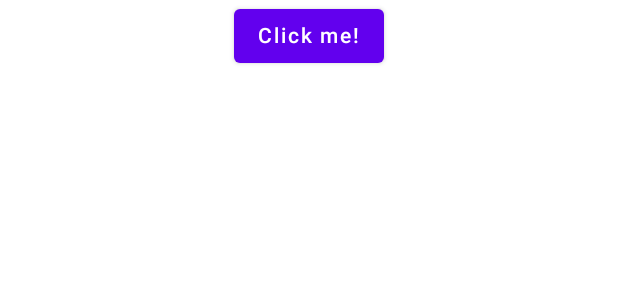
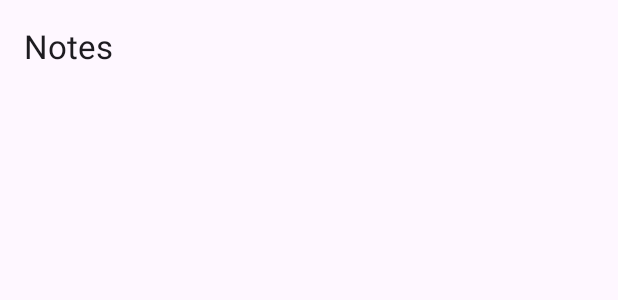
Before and after one commit to pateljayesh3737/Notes, an Android app built with Jetpack Compose: the @Preview function App, on a phone screen of 412 x 824 dp. Shown: the top 300 px of the screen. Run offline under Robolectric (Android 15) with nearby library versions, the phone set to English and light mode, and no system bars.

Commit message:
Add HomePage and NoteItem

```diff
--- a/composeApp/build.gradle.kts
+++ b/composeApp/build.gradle.kts
@@ -40,7 +40,7 @@ kotlin {
         commonMain.dependencies {
             implementation(compose.runtime)
             implementation(compose.foundation)
-            implementation(compose.material)
+            implementation(compose.material3)
             implementation(compose.ui)
             implementation(compose.components.resources)
             implementation(compose.components.uiToolingPreview)
--- a/composeApp/src/commonMain/kotlin/com/jayesh/ui/App.kt
+++ b/composeApp/src/commonMain/kotlin/com/jayesh/ui/App.kt
@@ -1,38 +1,21 @@
 package com.jayesh.ui
 
-import androidx.compose.animation.AnimatedVisibility
-import androidx.compose.foundation.Image
 import androidx.compose.foundation.layout.Column
 import androidx.compose.foundation.layout.fillMaxWidth
-import androidx.compose.material.Button
-import androidx.compose.material.MaterialTheme
-import androidx.compose.material.Text
-import androidx.compose.runtime.*
+import androidx.compose.material3.ExperimentalMaterial3Api
+import androidx.compose.material3.MaterialTheme
+import androidx.compose.runtime.Composable
 import androidx.compose.ui.Alignment
 import androidx.compose.ui.Modifier
-import com.jayesh.Greeting
-import org.jetbrains.compose.resources.painterResource
 import org.jetbrains.compose.ui.tooling.preview.Preview
 
-import notes.composeapp.generated.resources.Res
-import notes.composeapp.generated.resources.compose_multiplatform
-
+@OptIn(ExperimentalMaterial3Api::class)
 @Composable
 @Preview
 fun App() {
     MaterialTheme {
-        var showContent by remember { mutableStateOf(false) }
         Column(Modifier.fillMaxWidth(), horizontalAlignment = Alignment.CenterHorizontally) {
-            Button(onClick = { showContent = !showContent }) {
-                Text("Click me!")
-            }
-            AnimatedVisibility(showContent) {
-                val greeting = remember { Greeting().greet() }
-                Column(Modifier.fillMaxWidth(), horizontalAlignment = Alignment.CenterHorizontally) {
-                    Image(painterResource(Res.drawable.compose_multiplatform), null)
-                    Text("Compose: $greeting")
-                }
-            }
+            HomePage()
         }
     }
 }
--- /dev/null
+++ b/composeApp/src/commonMain/kotlin/com/jayesh/ui/HomePage.kt
@@ -0,0 +1,55 @@
+package com.jayesh.ui
+
+import androidx.compose.foundation.layout.*
+import androidx.compose.foundation.lazy.LazyColumn
+import androidx.compose.foundation.lazy.items
+import androidx.compose.material3.*
+import androidx.compose.runtime.Composable
+import androidx.compose.ui.Modifier
+import androidx.compose.ui.unit.dp
+import com.jayesh.data.NoteModel
+
+@Composable
+@ExperimentalMaterial3Api
+fun HomePage(notes: List<NoteModel> = emptyList()) {
+    Scaffold(
+        topBar = {
+            TopAppBar(
+                title = { Text("Notes") },
+                actions = {
+                    // Add action buttons here if needed
+                }
+            )
+        }
+    ) { paddingValues ->
+        LazyColumn(
+            modifier = Modifier
+                .fillMaxSize()
+                .padding(paddingValues)
+        ) {
+            items(notes) { note ->
+                NoteItem(note)
+            }
+        }
+    }
+}
+
+@Composable
+fun NoteItem(note: NoteModel) {
+    Card(
+        modifier = Modifier
+            .fillMaxWidth()
+            .padding(8.dp),
+        elevation = CardDefaults.elevatedCardElevation()
+    ) {
+        Column(
+            modifier = Modifier.padding(16.dp)
+        ) {
+            Text(text = note.title, style = MaterialTheme.typography.titleMedium)
+            Spacer(modifier = Modifier.height(4.dp))
+            Text(text = note.content, style = MaterialTheme.typography.bodyMedium)
+            Spacer(modifier = Modifier.height(4.dp))
+            Text(text = "Created: ${note.createdAt}", style = MaterialTheme.typography.bodySmall)
+        }
+    }
+}
```
